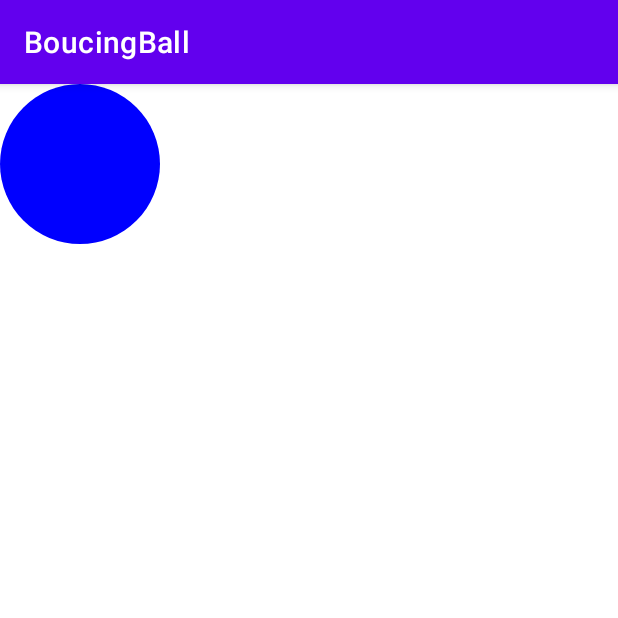
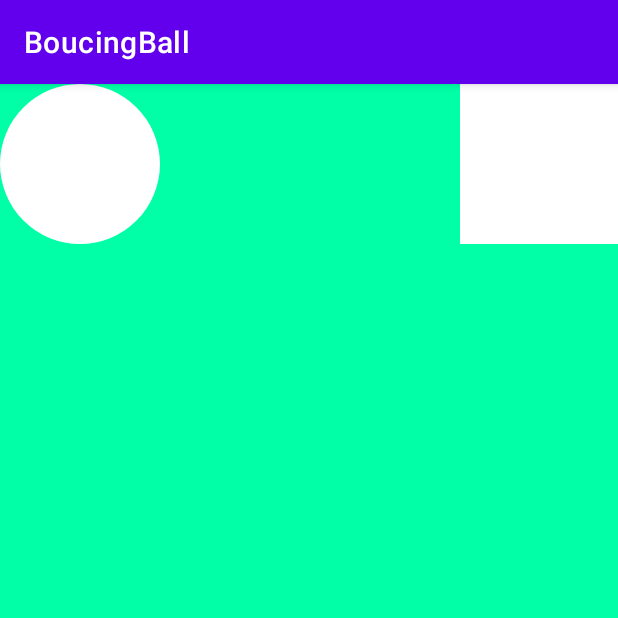
Before and after one commit to LeonardoIGZ/BoucingBall, an Android app: the screen it shows after launch (MainActivity), on a phone screen of 412 x 824 dp, the top half of it. Run offline under Robolectric (Android 15) with nearby library versions, the phone set to English and light mode, and no system bars.

Commit message:
Dibujado de metas

```diff
--- a/app/src/main/java/com/ligz/boucingball/MainActivity.java
+++ b/app/src/main/java/com/ligz/boucingball/MainActivity.java
@@ -3,9 +3,11 @@ package com.ligz.boucingball;
 import androidx.appcompat.app.AppCompatActivity;
 
 import android.content.Context;
+import android.graphics.BitmapFactory;
 import android.graphics.Canvas;
 import android.graphics.Color;
 import android.graphics.Paint;
+import android.graphics.PorterDuff;
 import android.graphics.RectF;
 import android.graphics.drawable.Drawable;
 import android.graphics.drawable.ShapeDrawable;
@@ -110,11 +112,23 @@ public class MainActivity extends AppCompatActivity implements SensorEventListen
 
         @Override
         protected void onDraw(Canvas canvas) {
+            Paint p = new Paint(); // set some paint options
+            p.setColor(Color.WHITE);
+
             RectF oval = new RectF(MainActivity.x, MainActivity.y, MainActivity.x + width, MainActivity.y
                     + height); // set bounds of rectangle
-            Paint p = new Paint(); // set some paint options
-            p.setColor(Color.BLUE);
+
+            canvas.drawColor(Color.HSVToColor(new float[]{159,71,11}));
+            //canvas.drawBitmap(BitmapFactory.decodeResource(getResources(),R.drawable.field),0,0,null); <--- Draw a background
+
+            //Porterias
+            RectF p1 = new RectF(460, 0, 460+160, 160);
+            canvas.drawRect(p1, p);
+            RectF p2 = new RectF(460, 1930, 460+160, 1930+160);
+            canvas.drawRect(p2, p);
+            //Ball
             canvas.drawOval(oval, p);
+
             invalidate();
         }
     }
```
Also changed, not shown: app/src/main/res/layout/activity_main.xml (+6 -6 lines), app/src/main/res/drawable-v24/field.png (added).
